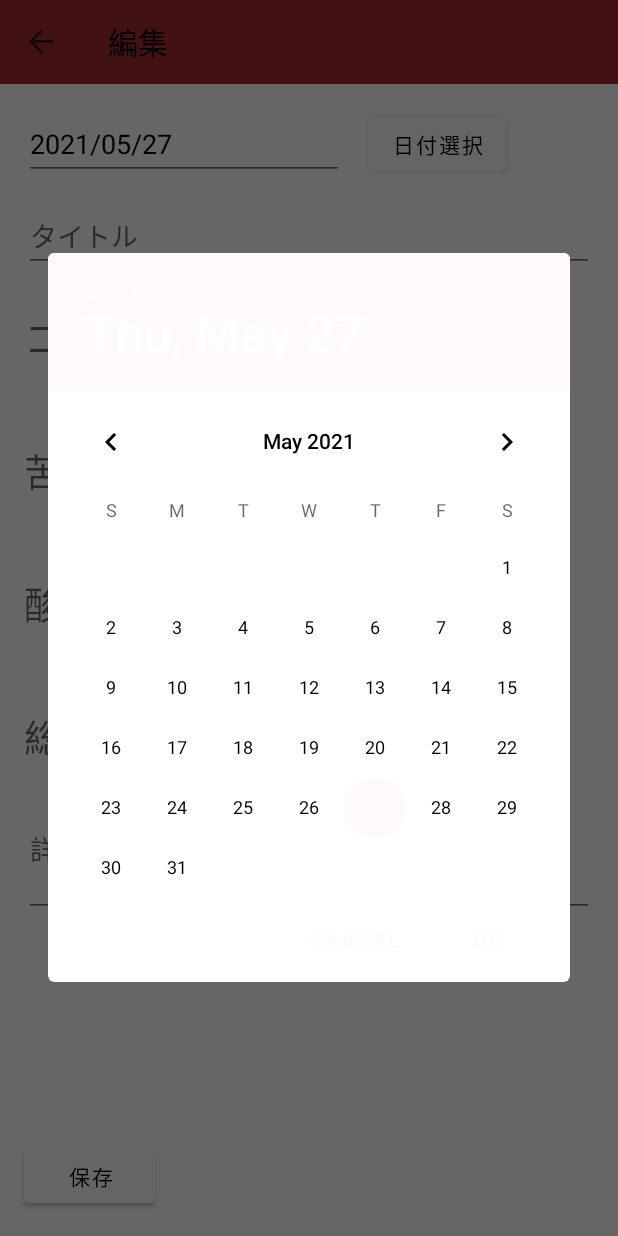
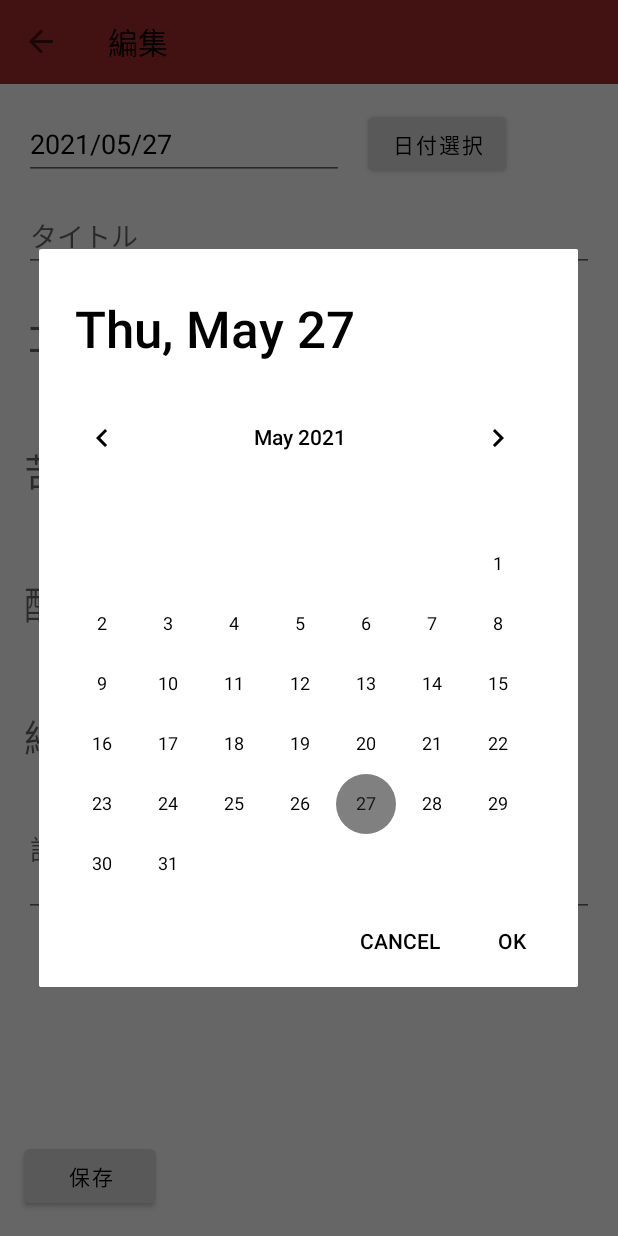
Before and after one commit to tosh541/CoffeeNote, an Android app: the CoffeeNoteEditFragment screen opened through its navigation route, after a tap on "日付選択", on a phone screen of 412 x 824 dp. Run offline under Robolectric (Android 15) with nearby library versions, the phone set to English and light mode, and no system bars; our stand-ins replace navigation-ui; libraries missing offline, so code that uses them is left out: io.realm, io.realm.kotlin; 8 statements that could not run were skipped.

Commit message:
色の調整を行い，正常に表示させられるようにした

```diff
--- a/app/src/main/java/com/example/coffeenote/Dialogs.kt
+++ b/app/src/main/java/com/example/coffeenote/Dialogs.kt
@@ -17,7 +17,7 @@ class DateDialog(private val onSelected: (String) -> Unit) :
         val month = c.get(Calendar.MONTH)
         val day = c.get(Calendar.DAY_OF_MONTH)
 
-        return DatePickerDialog(requireActivity(), this, year, month, day)
+        return DatePickerDialog(requireActivity(), R.style.DialogStyle, this, year, month, day)
     }
 
     override fun onDateSet(view: DatePicker, year: Int, month: Int, day: Int) {
@@ -28,7 +28,7 @@ class AlertDialog(private val message: String,
                    private val okSelected: () -> Unit)
     : DialogFragment() {
     override fun onCreateDialog(savedInstanceState: Bundle?): Dialog {
-        val builder = AlertDialog.Builder(requireActivity())
+        val builder = AlertDialog.Builder(requireActivity(), R.style.DialogStyle)
         builder.setTitle("CoffeeNote")
         builder.setMessage("${message}しますか?")
         builder.setPositiveButton("OK") { dialog, which ->
--- a/app/src/main/res/values-night/themes.xml
+++ b/app/src/main/res/values-night/themes.xml
@@ -21,4 +21,13 @@
         <item name="colorControlNormal">@color/lightGrey</item>
         <item name="colorControlActivated">@color/gold</item>
     </style>
+    <style name="DialogStyle" parent="Theme.AppCompat.DayNight.Dialog.Alert">
+        <item name="colorAccent">@color/snow</item>
+        <item name="android:background">@color/backGroundColor</item>
+        <item name="android:textColorPrimary">@color/snow</item>
+    </style>
+    <style name="EditTextStyle" parent="Widget.AppCompat.EditText">
+        <item name="android:textCursorDrawable">@color/snow</item>
+    </style>
+
 </resources>
--- a/app/src/main/res/values/themes.xml
+++ b/app/src/main/res/values/themes.xml
@@ -2,12 +2,12 @@
     <!-- Base application theme. -->
     <style name="Theme.CoffeeNote" parent="Theme.MaterialComponents.Light.DarkActionBar">
         <!-- Primary brand color. -->
-        <item name="colorPrimary">@color/snow</item>
+        <item name="colorPrimary">@color/grey</item>
         <item name="colorPrimaryVariant">@color/grey</item>
         <item name="colorOnPrimary">@color/black</item>
         <!-- Secondary brand color. -->
         <item name="colorSecondary">@color/snow</item>
-        <item name="colorSecondaryVariant">@color/snow</item>
+        <item name="colorSecondaryVariant">@color/grey</item>
         <item name="colorOnSecondary">@color/black</item>
         <!-- Status bar color. -->
         <item name="android:statusBarColor" tools:targetApi="l">?attr/colorPrimaryVariant</item>
@@ -21,4 +21,12 @@
         <item name="colorControlNormal">@color/lightGrey</item>
         <item name="colorControlActivated">@color/gold</item>
     </style>
+    <style name="DialogStyle" parent="Theme.AppCompat.Dialog.Alert">
+        <item name="colorAccent">@color/gray</item>
+        <item name="android:background">@android:color/white</item>
+        <item name="android:textColorPrimary">@color/black</item>
+    </style>
+    <style name="EditTextStyle" parent="Widget.AppCompat.EditText">
+        <item name="android:textCursorDrawable">@color/black_33</item>
+    </style>
 </resources>
```
